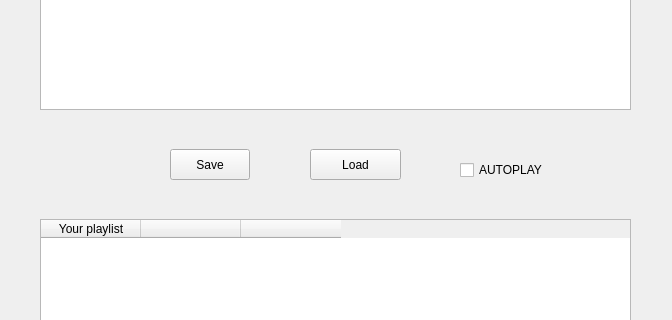
This is mainwindow.ui in enzonakamura/spotify-playlist as Qt 5 draws it before an edit; both pictures show x 0 to 672 and y 121 to 441 of the 672 by 561 pixel window. The edited form follows.
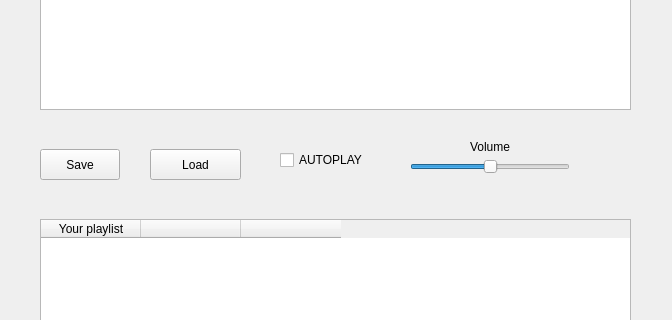
This is the edited form.

Commit message: ADD: Volume feature

```diff
--- a/mainwindow.ui
+++ b/mainwindow.ui
@@ -97,7 +97,7 @@
    <widget class="QPushButton" name="loadButton">
     <property name="geometry">
      <rect>
-      <x>310</x>
+      <x>150</x>
       <y>270</y>
       <width>91</width>
       <height>31</height>
@@ -113,7 +113,7 @@
    <widget class="QPushButton" name="saveButton">
     <property name="geometry">
      <rect>
-      <x>170</x>
+      <x>40</x>
       <y>270</y>
       <width>80</width>
       <height>31</height>
@@ -129,8 +129,8 @@
    <widget class="QCheckBox" name="autoplay">
     <property name="geometry">
      <rect>
-      <x>460</x>
-      <y>280</y>
+      <x>280</x>
+      <y>270</y>
       <width>101</width>
       <height>22</height>
      </rect>
@@ -139,6 +139,38 @@
      <string>AUTOPLAY</string>
     </property>
    </widget>
+   <widget class="QSlider" name="volume">
+    <property name="geometry">
+     <rect>
+      <x>410</x>
+      <y>280</y>
+      <width>160</width>
+      <height>16</height>
+     </rect>
+    </property>
+    <property name="maximum">
+     <number>100</number>
+    </property>
+    <property name="sliderPosition">
+     <number>50</number>
+    </property>
+    <property name="orientation">
+     <enum>Qt::Horizontal</enum>
+    </property>
+   </widget>
+   <widget class="QLabel" name="label">
+    <property name="geometry">
+     <rect>
+      <x>470</x>
+      <y>260</y>
+      <width>58</width>
+      <height>16</height>
+     </rect>
+    </property>
+    <property name="text">
+     <string>Volume</string>
+    </property>
+   </widget>
   </widget>
   <widget class="QMenuBar" name="menubar">
    <property name="geometry">
```
The commit also changes 2 other files.
